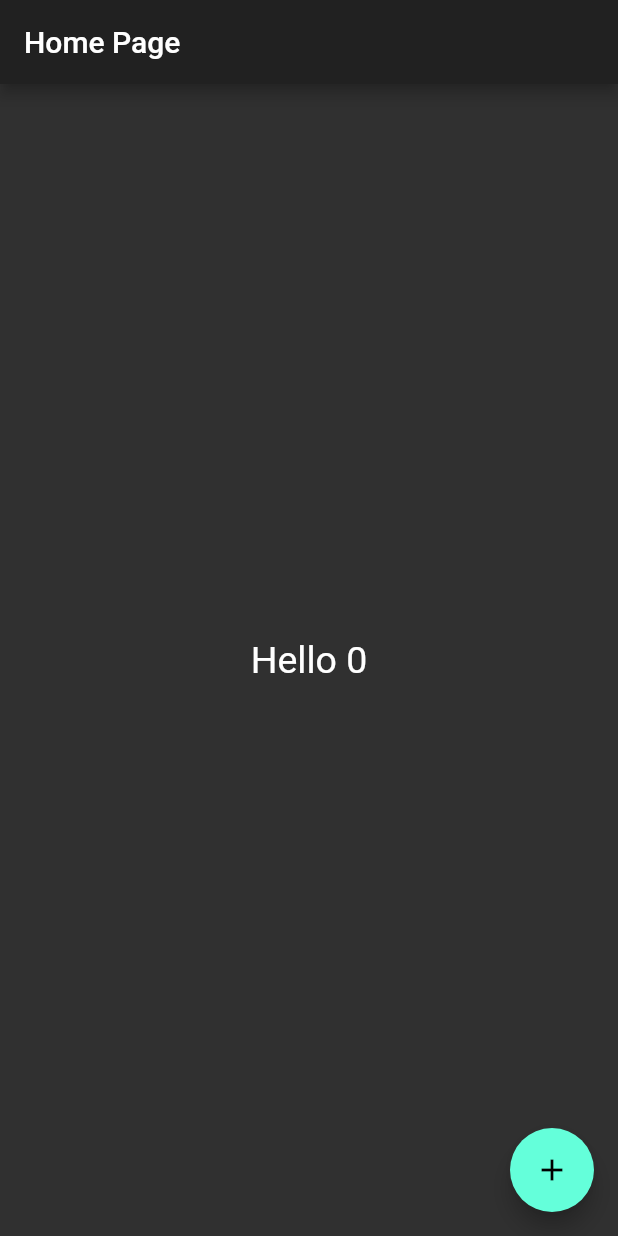
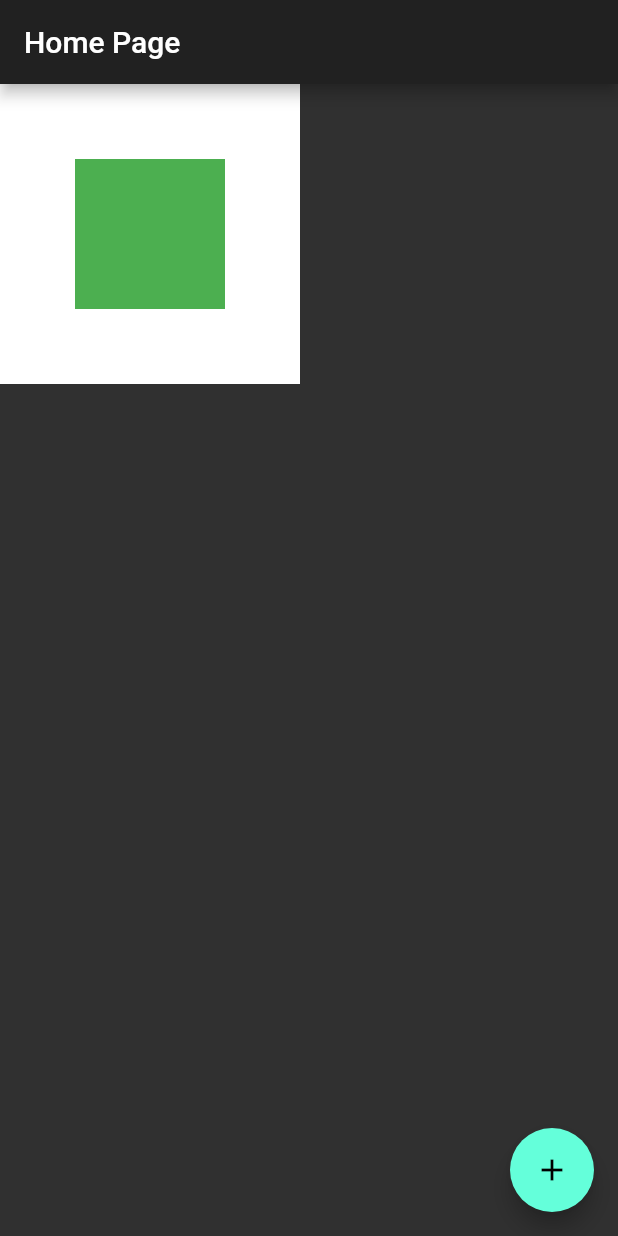
Before and after one commit to henrique945/app.flutter.study, a Flutter app: the screen it shows after launch, on a phone screen of 412 x 824 dp. Run offline on Flutter 3.47's test engine with Material 2 defaults, Android fonts, the phone set to English and light mode, and no system bars.

Commit message:
update(home_dart): single/multiple render

```diff
--- a/lib/home_page.dart
+++ b/lib/home_page.dart
@@ -18,18 +18,19 @@ class HomePageState extends State<HomePage> {
       appBar: AppBar(
         title: Text('Home Page'),
       ),
-      body: Center(
-          child: GestureDetector(
-        child: Text(
-          'Hello $counter',
-          style: TextStyle(fontSize: 25),
+      body: Container(
+        width: 200,
+        height: 200,
+        color: Colors.white,
+        child: Align(
+          alignment: Alignment.center,
+          child: Container(
+            width: 100,
+            height: 100,
+            color: Colors.green,
+          ),
         ),
-        onTap: () {
-          setState(() {
-            counter++;
-          });
-        },
-      )),
+      ),
       floatingActionButton: FloatingActionButton(
         child: Icon(Icons.add),
         onPressed: () {
```
